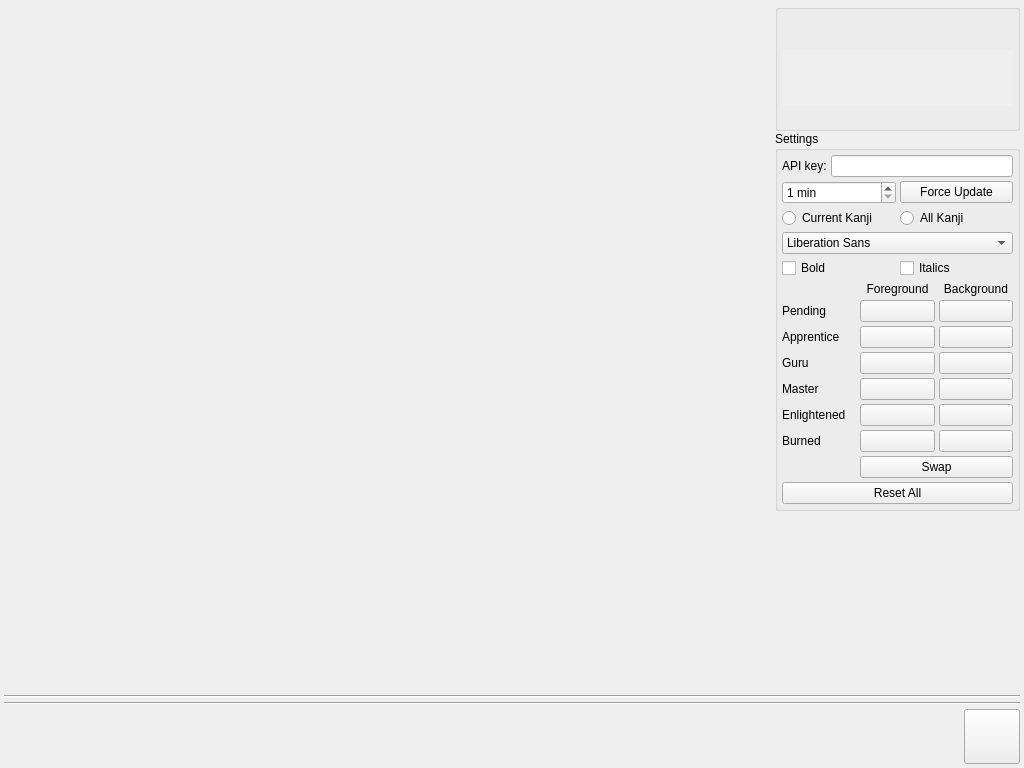
First picture: the form in src/widget.ui, repository agarny/wanikani, before the edit.
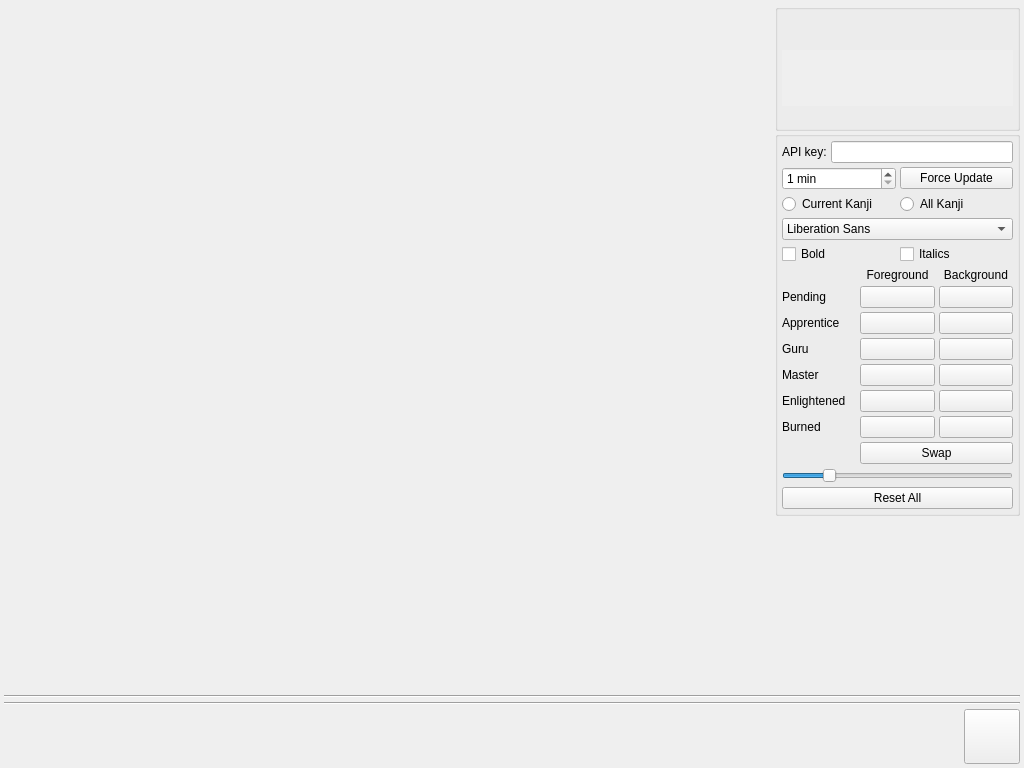
Second picture: the form after the edit. Icons and pictures are not drawn.

Commit message: Provide a mechanism to resize the reviews timeline.

Diff of the .ui file:
```diff
--- a/src/widget.ui
+++ b/src/widget.ui
@@ -187,9 +187,6 @@
          </item>
          <item>
           <widget class="QGroupBox" name="settingsGroupBox">
-           <property name="title">
-            <string>Settings</string>
-           </property>
            <layout class="QVBoxLayout" name="settingsLayout">
             <property name="spacing">
              <number>4</number>
@@ -459,6 +456,31 @@
               </item>
              </layout>
             </item>
+            <item>
+             <widget class="QSlider" name="reviewsTimeLineSlider">
+              <property name="minimum">
+               <number>6</number>
+              </property>
+              <property name="maximum">
+               <number>168</number>
+              </property>
+              <property name="singleStep">
+               <number>6</number>
+              </property>
+              <property name="pageStep">
+               <number>24</number>
+              </property>
+              <property name="value">
+               <number>36</number>
+              </property>
+              <property name="orientation">
+               <enum>Qt::Horizontal</enum>
+              </property>
+              <property name="tickInterval">
+               <number>6</number>
+              </property>
+             </widget>
+            </item>
             <item>
              <widget class="QPushButton" name="resetAllPushButton">
               <property name="text">
```
The commit also changes 1 other file.
